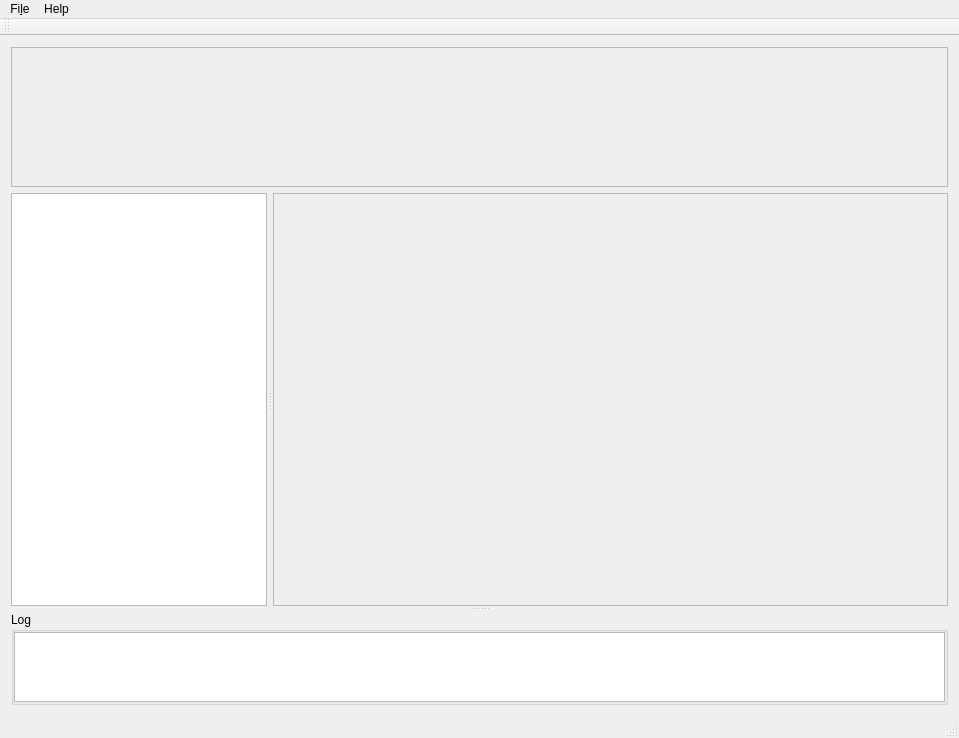
First picture: the form in ui/mainwindow.ui, repository xoreos/phaethon, before the edit.
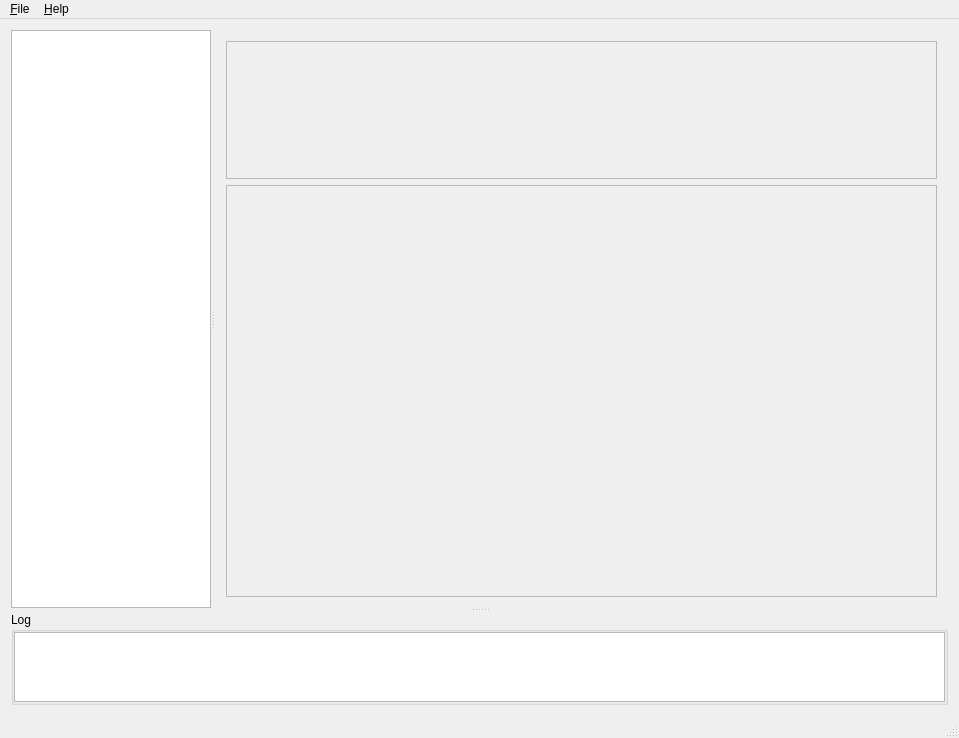
Second picture: the form after the edit.

What changed in the file:
```diff
--- a/ui/mainwindow.ui
+++ b/ui/mainwindow.ui
@@ -38,24 +38,12 @@
    <property name="autoFillBackground">
     <bool>false</bool>
    </property>
-   <layout class="QGridLayout" name="gridLayout_2">
-    <item row="1" column="0">
+   <layout class="QGridLayout" name="gridLayout">
+    <item row="0" column="0">
      <widget class="QSplitter" name="splitter_2">
-      <property name="sizePolicy">
-       <sizepolicy hsizetype="Preferred" vsizetype="Expanding">
-        <horstretch>0</horstretch>
-        <verstretch>3</verstretch>
-       </sizepolicy>
-      </property>
       <property name="orientation">
        <enum>Qt::Vertical</enum>
       </property>
-      <property name="handleWidth">
-       <number>6</number>
-      </property>
-      <property name="childrenCollapsible">
-       <bool>false</bool>
-      </property>
       <widget class="QSplitter" name="splitter">
        <property name="sizePolicy">
         <sizepolicy hsizetype="Expanding" vsizetype="Preferred">
@@ -66,54 +54,91 @@
        <property name="orientation">
         <enum>Qt::Horizontal</enum>
        </property>
-       <property name="handleWidth">
-        <number>6</number>
-       </property>
-       <property name="childrenCollapsible">
-        <bool>false</bool>
-       </property>
        <widget class="QTreeView" name="treeView">
         <property name="sizePolicy">
-         <sizepolicy hsizetype="Minimum" vsizetype="Expanding">
+         <sizepolicy hsizetype="Maximum" vsizetype="Expanding">
           <horstretch>0</horstretch>
           <verstretch>0</verstretch>
          </sizepolicy>
         </property>
-        <property name="minimumSize">
+        <property name="maximumSize">
          <size>
-          <width>50</width>
-          <height>0</height>
+          <width>200</width>
+          <height>16777215</height>
          </size>
         </property>
-        <property name="indentation">
-         <number>21</number>
+        <property name="sortingEnabled">
+         <bool>true</bool>
         </property>
+        <attribute name="headerVisible">
+         <bool>false</bool>
+        </attribute>
        </widget>
-       <widget class="QFrame" name="frame">
-        <property name="sizePolicy">
-         <sizepolicy hsizetype="Preferred" vsizetype="Preferred">
-          <horstretch>8</horstretch>
-          <verstretch>0</verstretch>
-         </sizepolicy>
-        </property>
-        <property name="frameShape">
-         <enum>QFrame::StyledPanel</enum>
-        </property>
-        <layout class="QHBoxLayout" name="horizontalLayout_6">
-         <property name="leftMargin">
-          <number>0</number>
-         </property>
-         <property name="topMargin">
-          <number>0</number>
-         </property>
-         <property name="rightMargin">
-          <number>0</number>
-         </property>
-         <property name="bottomMargin">
-          <number>0</number>
-         </property>
+       <widget class="QWidget" name="layoutWidget">
+        <layout class="QVBoxLayout" name="verticalLayout">
          <item>
-          <layout class="QHBoxLayout" name="resLayout"/>
+          <widget class="QFrame" name="resourceInfoFrame">
+           <property name="sizePolicy">
+            <sizepolicy hsizetype="Preferred" vsizetype="Fixed">
+             <horstretch>0</horstretch>
+             <verstretch>0</verstretch>
+            </sizepolicy>
+           </property>
+           <property name="maximumSize">
+            <size>
+             <width>16777215</width>
+             <height>138</height>
+            </size>
+           </property>
+           <property name="frameShape">
+            <enum>QFrame::StyledPanel</enum>
+           </property>
+           <layout class="QHBoxLayout" name="horizontalLayout_3">
+            <property name="leftMargin">
+             <number>0</number>
+            </property>
+            <property name="topMargin">
+             <number>0</number>
+            </property>
+            <property name="rightMargin">
+             <number>0</number>
+            </property>
+            <property name="bottomMargin">
+             <number>0</number>
+            </property>
+            <item>
+             <layout class="QHBoxLayout" name="resBox"/>
+            </item>
+           </layout>
+          </widget>
+         </item>
+         <item>
+          <widget class="QFrame" name="frame">
+           <property name="frameShape">
+            <enum>QFrame::StyledPanel</enum>
+           </property>
+           <layout class="QHBoxLayout" name="horizontalLayout_6">
+            <property name="leftMargin">
+             <number>0</number>
+            </property>
+            <property name="topMargin">
+             <number>0</number>
+            </property>
+            <property name="rightMargin">
+             <number>0</number>
+            </property>
+            <property name="bottomMargin">
+             <number>0</number>
+            </property>
+            <item>
+             <layout class="QHBoxLayout" name="resLayout">
+              <property name="sizeConstraint">
+               <enum>QLayout::SetMinimumSize</enum>
+              </property>
+             </layout>
+            </item>
+           </layout>
+          </widget>
          </item>
         </layout>
        </widget>
@@ -165,42 +190,6 @@
       </widget>
      </widget>
     </item>
-    <item row="0" column="0">
-     <widget class="QFrame" name="resourceInfoFrame">
-      <property name="sizePolicy">
-       <sizepolicy hsizetype="Preferred" vsizetype="Fixed">
-        <horstretch>0</horstretch>
-        <verstretch>0</verstretch>
-       </sizepolicy>
-      </property>
-      <property name="minimumSize">
-       <size>
-        <width>0</width>
-        <height>140</height>
-       </size>
-      </property>
-      <property name="frameShape">
-       <enum>QFrame::StyledPanel</enum>
-      </property>
-      <layout class="QHBoxLayout" name="horizontalLayout_3">
-       <property name="leftMargin">
-        <number>0</number>
-       </property>
-       <property name="topMargin">
-        <number>0</number>
-       </property>
-       <property name="rightMargin">
-        <number>0</number>
-       </property>
-       <property name="bottomMargin">
-        <number>0</number>
-       </property>
-       <item>
-        <layout class="QHBoxLayout" name="resBox"/>
-       </item>
-      </layout>
-     </widget>
-    </item>
    </layout>
   </widget>
   <widget class="QMenuBar" name="menuBar">
@@ -214,7 +203,7 @@
    </property>
    <widget class="QMenu" name="menuFile">
     <property name="title">
-     <string>Fi&amp;le</string>
+     <string>&amp;File</string>
     </property>
     <addaction name="actionOpenDirectory"/>
     <addaction name="separator"/>
@@ -224,7 +213,7 @@
    </widget>
    <widget class="QMenu" name="menuHelp">
     <property name="title">
-     <string>Help</string>
+     <string>&amp;Help</string>
     </property>
     <addaction name="actionAbout"/>
    </widget>
@@ -245,17 +234,6 @@
     <enum>Qt::NoContextMenu</enum>
    </property>
   </widget>
-  <widget class="QToolBar" name="toolBar">
-   <property name="windowTitle">
-    <string>toolBar</string>
-   </property>
-   <attribute name="toolBarArea">
-    <enum>TopToolBarArea</enum>
-   </attribute>
-   <attribute name="toolBarBreak">
-    <bool>false</bool>
-   </attribute>
-  </widget>
   <action name="actionOpenDirectory">
    <property name="text">
     <string>&amp;Open directory</string>
```
Left out of the diff: 6 changed lines with no effect on the pictures.
